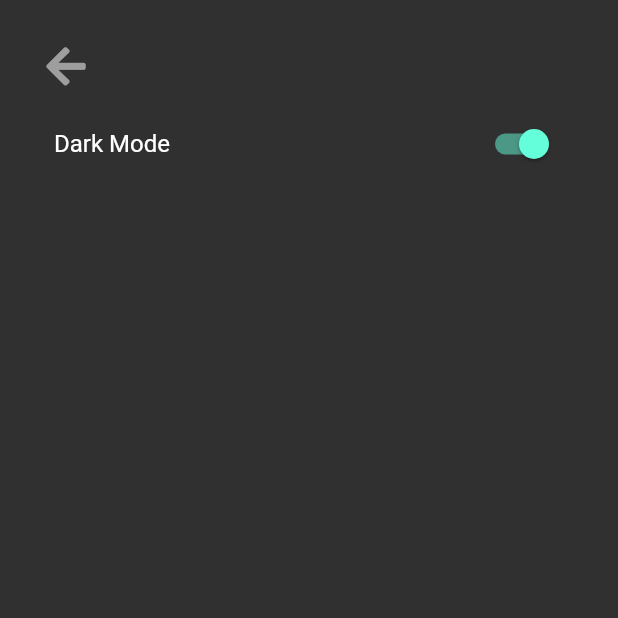
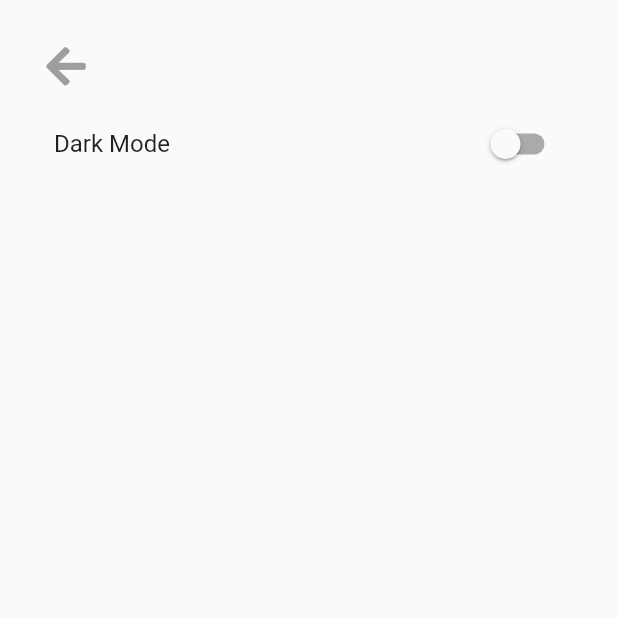
Before and after one commit to utkarshgupta2504/todoey, a Flutter app: the SettingsScreen screen opened by its route, after a tap on "Dark Mode", on a phone screen of 412 x 824 dp, the top half of it. Run offline on Flutter 3.47's test engine with Material 2 defaults, Android fonts, the phone set to English and light mode, and no system bars; our stand-ins replace flutter_local_notifications, font_awesome_flutter, localstorage.

Commit message:
Fixed Minor bugs

```diff
--- a/lib/models/task_data.dart
+++ b/lib/models/task_data.dart
@@ -7,12 +7,12 @@
 );
 
 class TaskData extends ChangeNotifier {
-
   ThemeData currTheme = ThemeData.light();
 
   List<Task> tasks = [];
 
   Future<void> _saveToStorage() async {
+    await localStorage.setItem('theme', currTheme == ThemeData.dark() ? 'dark' : 'light');
     await localStorage.setItem('todos', tasks.map((e) => e.toJson()).toList());
   }
 
@@ -63,22 +63,19 @@
         tasks.add(Task(
             title: e['title'],
             isChecked: e['isChecked'],
-            reminderDate: e['reminderDate'] != null
-                ? DateTime.parse(e['reminderDate'])
-                : null,
+            reminderDate: e['reminderDate'] != null ? DateTime.parse(e['reminderDate']) : null,
             reminderId: e['reminderId']));
       }
     }
   }
 
-  void toggleTheme() {
-    if(currTheme == ThemeData.light()) {
+  Future<void> toggleTheme() async {
+    if (currTheme == ThemeData.light()) {
       currTheme = ThemeData.dark();
-    }
-    else {
+    } else {
       currTheme = ThemeData.light();
     }
-
+    await _saveToStorage();
     notifyListeners();
   }
 }
--- a/lib/screens/add_task_screen.dart
+++ b/lib/screens/add_task_screen.dart
@@ -16,7 +16,7 @@
 class _AddTaskScreenState extends State<AddTaskScreen> {
   final taskController = TextEditingController();
 
-  String currTask;
+  String currTask = '';
   bool remindMe = false;
   DateTime reminderDate;
   TimeOfDay reminderTime;
@@ -87,8 +87,8 @@
                       return;
                     }
 
-                    reminderTime = await showTimePicker(
-                        context: context, initialTime: TimeOfDay.now());
+                    reminderTime =
+                        await showTimePicker(context: context, initialTime: TimeOfDay.now());
 
                     if (reminderDate != null && reminderTime != null) {
                       remindMe = newValue;
@@ -112,12 +112,8 @@
               Container(
                   child: remindMe
                       ? Text('Reminder set at: ' +
-                          DateTime(
-                                  reminderDate.year,
-                                  reminderDate.month,
-                                  reminderDate.day,
-                                  reminderTime.hour,
-                                  reminderTime.minute)
+                          DateTime(reminderDate.year, reminderDate.month, reminderDate.day,
+                                  reminderTime.hour, reminderTime.minute)
                               .toString())
                       : null),
               SizedBox(
@@ -128,12 +124,9 @@
                 onPressed: () async {
                   if (remindMe) {
                     var scheduledNotificationDateTime = reminderDate
-                        .add(Duration(
-                            hours: reminderTime.hour,
-                            minutes: reminderTime.minute))
+                        .add(Duration(hours: reminderTime.hour, minutes: reminderTime.minute))
                         .subtract(Duration(seconds: 5));
-                    var androidPlatformChannelSpecifics =
-                        AndroidNotificationDetails(
+                    var androidPlatformChannelSpecifics = AndroidNotificationDetails(
                       currTask,
                       'To Do Notification',
                       'Do the task',
@@ -142,12 +135,9 @@
                       playSound: true,
                     );
                     var iOSPlatformChannelSpecifics = IOSNotificationDetails();
-                    NotificationDetails platformChannelSpecifics =
-                        NotificationDetails(androidPlatformChannelSpecifics,
-                            iOSPlatformChannelSpecifics);
-                    id = Provider.of<TaskData>(context, listen: false)
-                        .tasks
-                        .length;
+                    NotificationDetails platformChannelSpecifics = NotificationDetails(
+                        androidPlatformChannelSpecifics, iOSPlatformChannelSpecifics);
+                    id = Provider.of<TaskData>(context, listen: false).tasks.length;
                     print(id);
                     await flutterLocalNotificationsPlugin.schedule(
                         id,
--- a/lib/widgets/tasks_list.dart
+++ b/lib/widgets/tasks_list.dart
@@ -9,16 +9,17 @@
 
 bool initialised = false;
 List tasksList = [];
+String theme;
 
 class TasksList extends StatelessWidget {
   Future<bool> get getData async {
-    TaskData taskData = TaskData();
-
     await localStorage.ready;
 
     if (localStorage != null) {
+      theme = await localStorage.getItem('theme');
+
       tasksList = await localStorage.getItem('todos');
-      print('local');
+      print(theme);
       print(tasksList);
       if (tasksList == null) {
         tasksList = [
@@ -47,6 +48,9 @@
           return Consumer<TaskData>(
             builder: (context, taskData, child) {
               if (!initialised) {
+                if (theme == 'dark') {
+                  taskData.toggleTheme();
+                }
                 taskData.init(tasksList);
                 initialised = true;
               }
--- a/pubspec.yaml
+++ b/pubspec.yaml
@@ -3,7 +3,7 @@
 
 publish_to: 'none' # Remove this line if you wish to publish to pub.dev
 
-version: 1.7.3+1
+version: 1.7.4+2
 
 environment:
   sdk: ">=2.7.0 <3.0.0"
```
Also changed, not shown: 4 other files.
